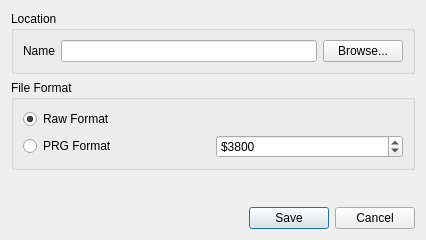
This is src/exportdialog.ui in ricardoquesada/vchar64 as Qt 5 draws it before an edit. The edited form follows.
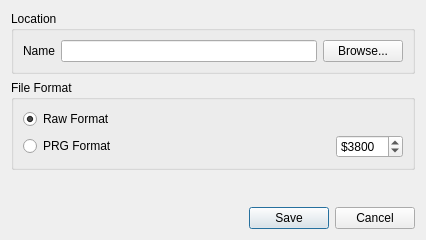
This is the edited form.

```diff
--- a/src/exportdialog.ui
+++ b/src/exportdialog.ui
@@ -68,6 +68,19 @@
           </property>
          </widget>
         </item>
+        <item>
+         <spacer name="horizontalSpacer">
+          <property name="orientation">
+           <enum>Qt::Horizontal</enum>
+          </property>
+          <property name="sizeHint" stdset="0">
+           <size>
+            <width>40</width>
+            <height>20</height>
+           </size>
+          </property>
+         </spacer>
+        </item>
         <item>
          <widget class="QSpinBox" name="spinPRGAddress">
           <property name="prefix">
```
Left out of the diff: 2 changed lines with no effect on the pictures.
